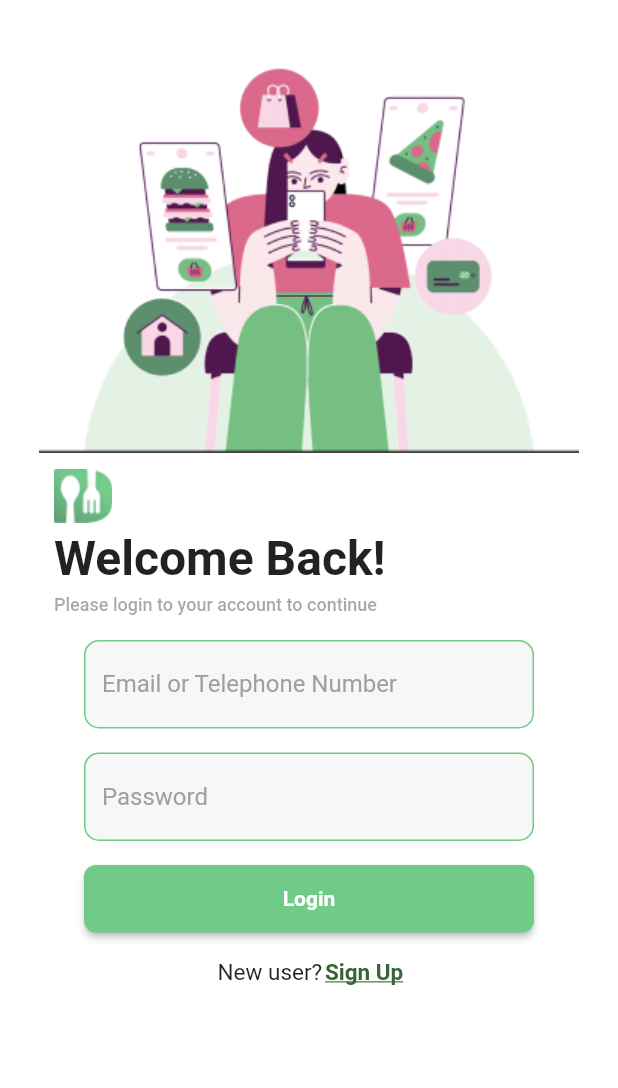
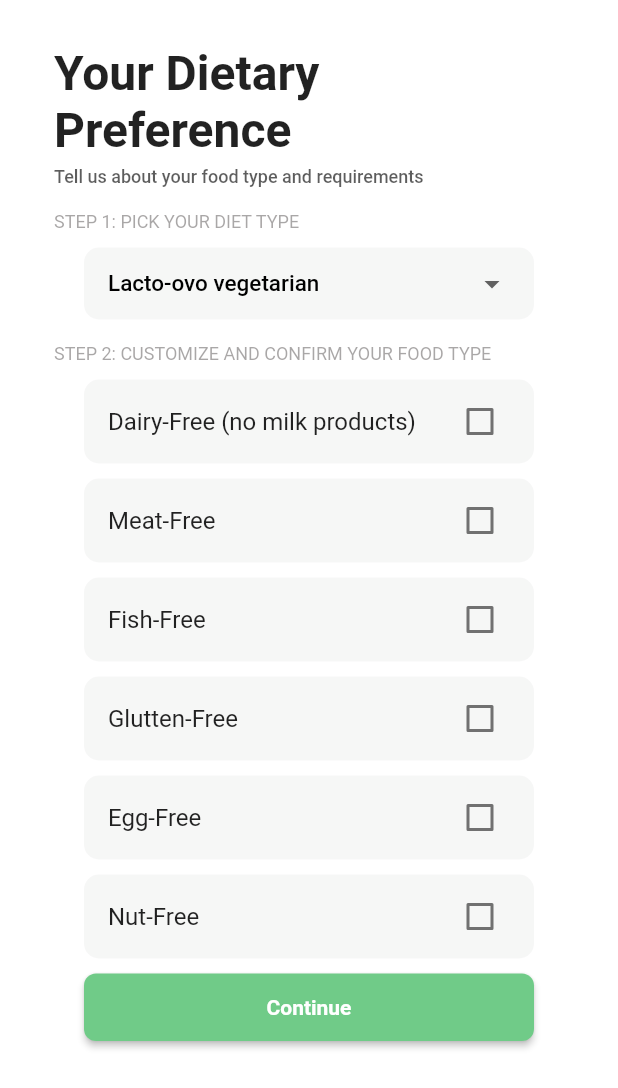
Before and after one commit to Lejhat-Bergijhi/veggytably-customer, a Flutter app: the screen it shows after launch, on a phone screen of 412 x 824 dp. Shown: the top 1088 px of the screen. Run offline on Flutter 3.47's test engine with Material 2 defaults, Android fonts, the phone set to English and light mode, and no system bars; our stand-ins replace get.

Commit message:
update tambah restriction page

```diff
--- a/lib/main.dart
+++ b/lib/main.dart
@@ -1,7 +1,9 @@
 import 'package:flutter/material.dart';
 import 'package:get/get_navigation/src/root/get_material_app.dart';
+import 'package:veggytably_customer/views/restriction_page.dart';
 import 'views/login_page.dart';
 import 'views/signup_page.dart';
+import 'views/restriction_page.dart';
 
 void main() {
   runApp(const MainApp());
@@ -12,9 +14,9 @@ class MainApp extends StatelessWidget {
 
   @override
   Widget build(BuildContext context) {
-    return const GetMaterialApp(
+    return GetMaterialApp(
       debugShowCheckedModeBanner: false,
-      home: LoginPage(),
+      home: RestrictionPage(),
     );
   }
 }
--- /dev/null
+++ b/lib/views/restriction_page.dart
@@ -0,0 +1,272 @@
+import 'package:flutter/material.dart';
+import 'package:get/get.dart';
+import '/widgets/input_text.dart';
+
+class RestrictionPage extends StatelessWidget {
+  const RestrictionPage({super.key});
+
+  @override
+  Widget build(BuildContext context) {
+    TextEditingController emailController = TextEditingController();
+    TextEditingController passwordController = TextEditingController();
+
+    String? _selectedOption = 'Lacto-ovo vegetarian';
+    final ValueNotifier<bool> _isCheckedNotifier = ValueNotifier<bool>(false);
+    bool _isChecked = false;
+
+    return Scaffold(
+
+      backgroundColor: Colors.white,
+      body: SafeArea(
+        child: Center(
+          child: Column(children: [
+            SizedBox(height: 30),
+
+            Padding(
+              padding: EdgeInsets.only(left: 36),
+              child: Align(
+                alignment: Alignment.centerLeft,
+                child: Text(
+                  'Your Dietary\nPreference',
+                  style: TextStyle(
+                    fontSize: 32,
+                    fontWeight: FontWeight.bold,
+                  ),
+                ),
+              ),
+            ),
+            SizedBox(height: 5),
+
+            Padding(
+              padding: EdgeInsets.only(left: 36),
+              child: Align(
+                alignment: Alignment.centerLeft,
+                child: Text(
+                  'Tell us about your food type and requirements',
+                  style: TextStyle(
+                    color: Color.fromARGB(162, 0, 0, 0),
+                    fontSize: 12,
+                    fontWeight: FontWeight.w500,
+                  ),
+                ),
+              ),
+            ),
+            // Text:
+            SizedBox(height: 16),
+
+            Padding(
+              padding: EdgeInsets.only(left: 36),
+              child: Align(
+                alignment: Alignment.centerLeft,
+                child: Text(
+                  'STEP 1: PICK YOUR DIET TYPE',
+                  style: TextStyle(
+                    color: Color.fromARGB(131, 88, 83, 83),
+                    fontSize: 12,
+                    fontWeight: FontWeight.normal,
+                  ),
+                ),
+              ),
+            ),
+            // Text:
+            SizedBox(height: 10),
+
+            Container(
+                width: 300,
+                decoration: BoxDecoration(
+                  color: Color.fromARGB(255, 171, 174, 171).withOpacity(0.1),
+                  borderRadius: BorderRadius.circular(10),
+                ),
+                padding: EdgeInsets.symmetric(horizontal: 16),
+                child: DropdownButton<String>(
+                  value: _selectedOption,
+                  isExpanded: true,
+                  underline: Container(),
+                  items: [
+                    'Lacto-vegetarian',
+                    'Ovo-vegetarian',
+                    'Pollo-vegetarian',
+                    'Lacto-ovo vegetarian',
+                    'Pesco-vegetarian'
+                  ].map((String option) {
+                    return DropdownMenuItem<String>(
+                      value: option,
+                      child: Text(option),
+                    );
+                  }).toList(),
+                  onChanged: (String? newValue) {
+                    _selectedOption = newValue;
+                  },
+                  style: TextStyle(
+                    color: Colors.black,
+                    fontWeight: FontWeight.w500,
+                    fontSize: 15,
+                  ),
+                  dropdownColor: Color.fromARGB(255, 171, 174, 171),
+                ),
+              ),
+              SizedBox(height: 16),
+
+            Padding(
+              padding: EdgeInsets.only(left: 36),
+              child: Align(
+                alignment: Alignment.centerLeft,
+                child: Text(
+                  'STEP 2: CUSTOMIZE AND CONFIRM YOUR FOOD TYPE',
+                  style: TextStyle(
+                    color: Color.fromARGB(131, 88, 83, 83),
+                    fontSize: 12,
+                    fontWeight: FontWeight.normal,
+                  ),
+                ),
+              ),
+            ),
+            // Text:
+            SizedBox(height: 10),
+
+            Container(
+              width: 300,
+              decoration: BoxDecoration(
+                color: Color.fromARGB(255, 171, 174, 171).withOpacity(0.1),
+                borderRadius: BorderRadius.circular(10),
+              ),
+              child: CheckboxListTile(
+                title: Text('Dairy-Free (no milk products)'),
+                controlAffinity: ListTileControlAffinity.trailing,
+                value: _isChecked,
+                onChanged: (bool? value) {
+                  /*setState(() {
+                    _isChecked = value!;
+                  });*/
+                },
+              ),
+            ),
+            SizedBox(height: 10),
+
+            Container(
+              width: 300,
+              decoration: BoxDecoration(
+                color: Color.fromARGB(255, 171, 174, 171).withOpacity(0.1),
+                borderRadius: BorderRadius.circular(10),
+              ),
+              child: CheckboxListTile(
+                title: Text('Meat-Free'),
+                controlAffinity: ListTileControlAffinity.trailing,
+                value: _isChecked,
+                onChanged: (bool? value) {
+                  /*setState(() {
+                    _isChecked = value!;
+                  });*/
+                },
+              ),
+            ),
+            SizedBox(height: 10),
+
+            Container(
+              width: 300,
+              decoration: BoxDecoration(
+                color: Color.fromARGB(255, 171, 174, 171).withOpacity(0.1),
+                borderRadius: BorderRadius.circular(10),
+              ),
+              child: CheckboxListTile(
+                title: Text('Fish-Free'),
+                controlAffinity: ListTileControlAffinity.trailing,
+                value: _isChecked,
+                onChanged: (bool? value) {
+                  /*setState(() {
+                    _isChecked = value!;
+                  });*/
+                },
+              ),
+            ),
+            SizedBox(height: 10),
+
+            Container(
+              width: 300,
+              decoration: BoxDecoration(
+                color: Color.fromARGB(255, 171, 174, 171).withOpacity(0.1),
+                borderRadius: BorderRadius.circular(10),
+              ),
+              child: CheckboxListTile(
+                title: Text('Glutten-Free'),
+                controlAffinity: ListTileControlAffinity.trailing,
+                value: _isChecked,
+                onChanged: (bool? value) {
+                  /*setState(() {
+                    _isChecked = value!;
+                  });*/
+                },
+              ),
+            ),
+            SizedBox(height: 10),
+
+            Container(
+              width: 300,
+              decoration: BoxDecoration(
+                color: Color.fromARGB(255, 171, 174, 171).withOpacity(0.1),
+                borderRadius: BorderRadius.circular(10),
+              ),
+              child: CheckboxListTile(
+                title: Text('Egg-Free'),
+                controlAffinity: ListTileControlAffinity.trailing,
+                value: _isChecked,
+                onChanged: (bool? value) {
+                  /*setState(() {
+                    _isChecked = value!;
+                  });*/
+                },
+              ),
+            ),
+            SizedBox(height: 10),
+
+            Container(
+              width: 300,
+              decoration: BoxDecoration(
+                color: Color.fromARGB(255, 171, 174, 171).withOpacity(0.1),
+                borderRadius: BorderRadius.circular(10),
+              ),
+              child: CheckboxListTile(
+                title: Text('Nut-Free'),
+                controlAffinity: ListTileControlAffinity.trailing,
+                value: _isChecked,
+                onChanged: (bool? value) {
+                  /*setState(() {
+                    _isChecked = value!;
+                  });*/
+                },
+              ),
+            ),
+            SizedBox(height: 10),
+
+            // Login button
+            Container(
+              width: 300,
+              height: 45,
+              child: ElevatedButton(
+                onPressed: () {
+
+                  // emailController.clear();
+                  // passwordController.clear();
+                },
+                child: Text(
+                  'Continue',
+                  style: TextStyle(
+                    fontWeight: FontWeight.bold,
+                  ),
+                ),
+                style: ElevatedButton.styleFrom(
+                  primary: Color(0xff70cb88),
+                  shape: RoundedRectangleBorder(
+                    borderRadius: BorderRadius.circular(8),
+                  ),
+                ),
+              ),
+            ),
+            SizedBox(height: 16),
+
+          ]),
+        ),
+      ),
+    );
+  }
+}
--- a/lib/widgets/input_text.dart
+++ b/lib/widgets/input_text.dart
@@ -15,7 +15,7 @@ class InputTextField extends StatelessWidget {
       decoration: InputDecoration(
         //outline color
         enabledBorder: OutlineInputBorder(
-          borderSide: BorderSide(color: Color(0xff70cb88), width: 1.0),
+          borderSide: BorderSide(color: Color.fromARGB(255, 171, 174, 171), width: 1.0),
           borderRadius: BorderRadius.circular(10),
         ),
         filled: true,
```
